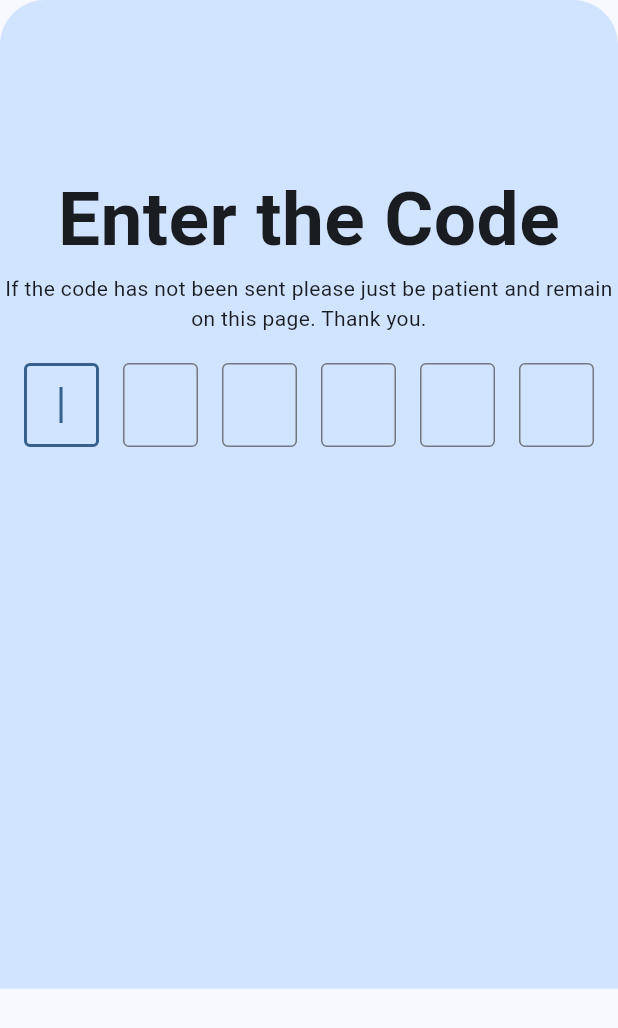
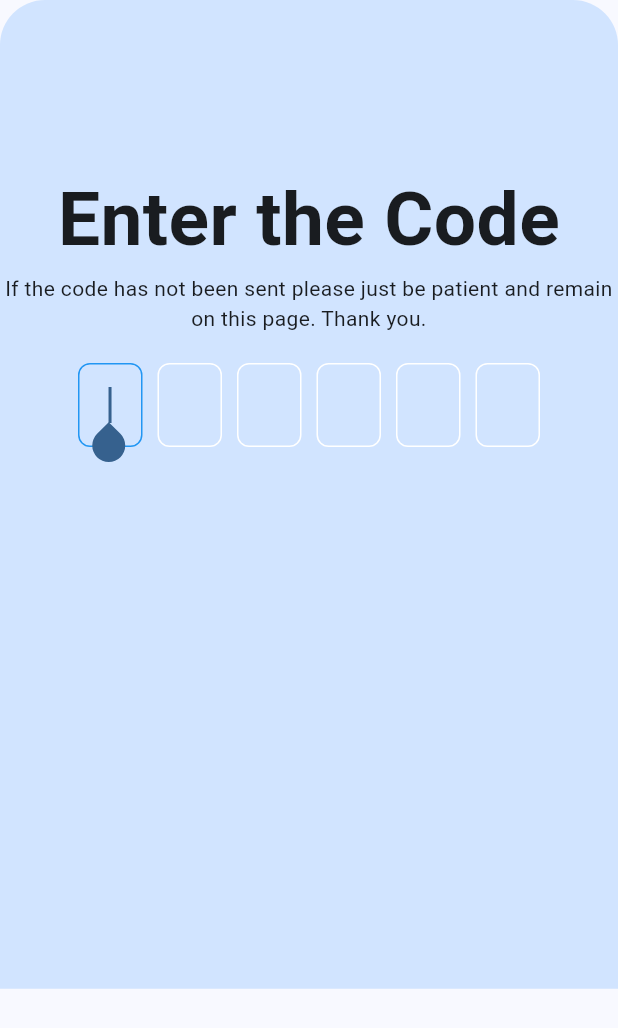
Before and after one commit to bolexyro/text-call, a Flutter app: the OTPModalBottomSheet widget shown alone on an empty page, opened directly, on a phone screen of 412 x 824 dp. Shown: the top 1028 px of the screen. Run offline on Flutter 3.47's test engine with Material 3 defaults, Android fonts, the phone set to English and light mode, and no system bars; our stand-ins replace animated_text_kit, another_flushbar, awesome_notifications, cloud_firestore, confetti, firebase_auth and 11 more; accounts and stored records are empty.

Commit message:
Fixed the OTP input fields.

```diff
--- a/lib/widgets/otp_modal_bottom_sheet.dart
+++ b/lib/widgets/otp_modal_bottom_sheet.dart
@@ -16,7 +16,7 @@ class _OTPModalBottomSheetState extends State<OTPModalBottomSheet> {
     super.initState();
     for (int i = 0; i < 6; i++) {
       focusNodes.add(FocusNode());
-      textControllers.add(TextEditingController());
+      textControllers.add(TextEditingController(text: '\u200B'));
     }
   }
 
@@ -29,6 +29,15 @@ class _OTPModalBottomSheetState extends State<OTPModalBottomSheet> {
       controller.dispose();
     }
     super.dispose();
+  }
+
+  String removeEmptyCharacters(String otpWEmptyCh) {
+    return otpWEmptyCh[1] +
+        otpWEmptyCh[3] +
+        otpWEmptyCh[5] +
+        otpWEmptyCh[7] +
+        otpWEmptyCh[9] +
+        otpWEmptyCh[11];
   }
 
   String getOTP() {
@@ -72,11 +81,13 @@ class _OTPModalBottomSheetState extends State<OTPModalBottomSheet> {
               ),
               const SizedBox(height: 20.0),
               Row(
-                mainAxisAlignment: MainAxisAlignment.spaceEvenly,
+                mainAxisSize: MainAxisSize.min,
                 children: [
                   for (int index = 0; index < 6; index++)
+                    Row(
+                      children: [
                         SizedBox(
-                      width: 50,
+                          width: 43,
                           child: TextFormField(
                             autofocus: index == 0 ? true : false,
                             controller: textControllers[index],
@@ -84,24 +95,59 @@ class _OTPModalBottomSheetState extends State<OTPModalBottomSheet> {
                             keyboardType: TextInputType.number,
                             textAlign: TextAlign.center,
                             onChanged: (value) {
-                          if (value.length == 1 && index < 5) {
-                            FocusScope.of(context)
-                                .nextFocus();
+                              // print(
+                              //     'value is $value value length is ${value.length}');
+
+                              if (value.length >= 2 && index < 5) {
+                                textControllers[index].text = value.length == 2?
+                                    '${value[0]}${value[1]}' : '${value[0]}${value[2]}' ;
+                                // print(
+                                //     'text controlle text is ${textControllers[index].text.length}');
+                                if (textControllers[index + 1].text.isEmpty) {
+                                  textControllers[index + 1].text = '\u200B';
                                 }
+                                FocusScope.of(context).nextFocus();
+                              }
+
                               if (value.isEmpty && index > 0) {
                                 FocusScope.of(context)
                                     .requestFocus(focusNodes[index - 1]);
                               }
-                          if (value.length == 1 && index == 5) {
-                            Navigator.of(context).pop(getOTP());
+
+                              if (value.length == 1 &&
+                                  index == 0 &&
+                                  value != '\u200B') {
+                                textControllers[index + 1].text = '\u200B';
+                                textControllers[index].text = '\u2008$value';
+
+                                FocusScope.of(context).nextFocus();
+                              }
+                              if (getOTP().length == 12) {
+                                Navigator.of(context).pop(removeEmptyCharacters(getOTP()));
                               }
                             },
-                        decoration: const InputDecoration(
-                          border: OutlineInputBorder(),
+
+                            decoration: InputDecoration(
+                              enabledBorder: OutlineInputBorder(
+                                borderRadius: BorderRadius.circular(8),
+                                borderSide:
+                                    const BorderSide(color: Colors.white),
+                              ),
+                              focusedBorder: OutlineInputBorder(
+                                borderRadius: BorderRadius.circular(8),
+                                borderSide:
+                                    const BorderSide(color: Colors.blue),
+                              ),
                               counterText: '',
                             ),
-                        maxLength: 1,
+                            // maxLength: 2,
                           ),
+                        ),
+                        if (index != 5)
+                          const SizedBox(
+                            width: 10,
+                          )
+                      ],
                     )
                 ],
               ),
```
Lines whose indentation alone changed are shown as unchanged.
